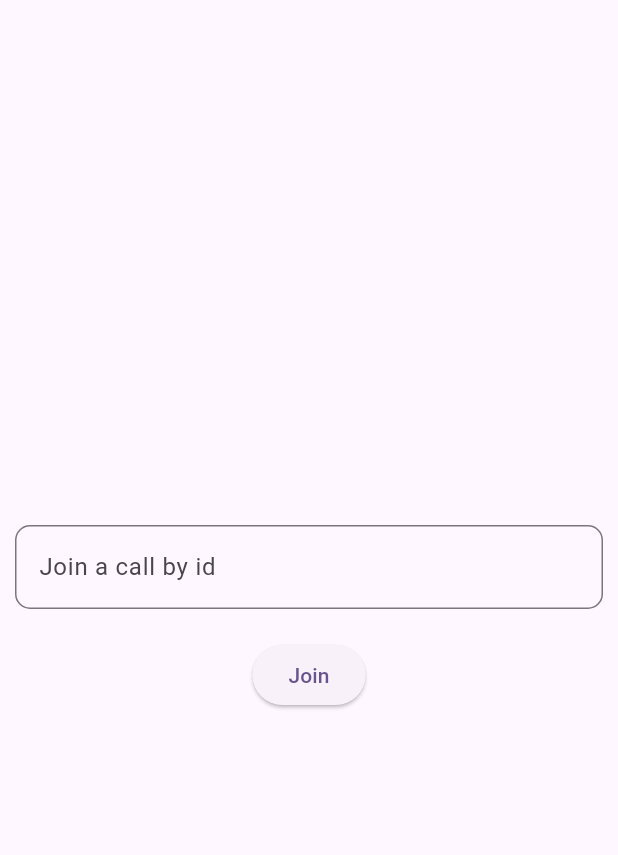
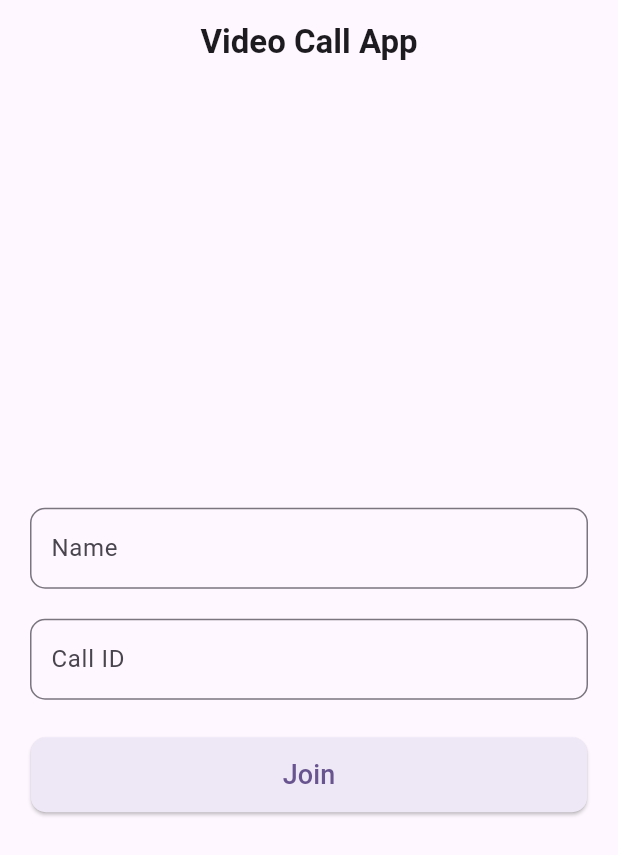
Before and after one commit to techaaro/signsync, a Flutter app: the screen it shows after launch, on a phone screen of 412 x 824 dp. Shown: the top 855 px of the screen. Run offline on Flutter 3.47's test engine with Material 3 defaults, Android fonts, the phone set to English and light mode, and no system bars; missing offline and left inert: zego_uikit_prebuilt_call.

Commit message:
dual screen

```diff
--- a/lib/call_page.dart
+++ b/lib/call_page.dart
@@ -5,8 +5,9 @@ import 'package:zego_uikit_prebuilt_call/zego_uikit_prebuilt_call.dart';
 final String userId = Random().nextInt(9999).toString();
 
 class CallPage extends StatelessWidget {
-  const CallPage({super.key, required this.callId});
+  const CallPage({super.key, required this.callId, required this.name});
   final String callId;
+  final String name;
 
   @override
   Widget build(BuildContext context) {
@@ -15,7 +16,7 @@ class CallPage extends StatelessWidget {
       appSign:
           "d09ed4b0e9eb42f60270f0ec8a754fe9762813d09117e8925d4cc0639bfad432",
       userID: userId,
-      userName: 'user_$userId',
+      userName: name,
       callID: callId,
       config: ZegoUIKitPrebuiltCallConfig.oneOnOneVideoCall(),
     );
--- a/lib/home_page.dart
+++ b/lib/home_page.dart
@@ -1,25 +1,37 @@
 import 'package:flutter/material.dart';
 import 'package:video_call_app/call_page.dart';
+import 'package:video_call_app/disbaled_call_page.dart';
 
 class HomePage extends StatelessWidget {
   HomePage({super.key});
 
   final callIdController = TextEditingController();
+  final nameController = TextEditingController();
 
   @override
   Widget build(BuildContext context) {
     return Scaffold(
+      appBar: AppBar(
+        title: const Text(
+          "Video Call App",
+          style: TextStyle(
+            fontWeight: FontWeight.w600,
+          ),
+        ),
+        centerTitle: true,
+      ),
       body: Center(
         child: Padding(
-          padding: const EdgeInsets.symmetric(horizontal: 10),
+          padding: const EdgeInsets.all(20),
           child: Column(
             mainAxisAlignment: MainAxisAlignment.center,
             crossAxisAlignment: CrossAxisAlignment.center,
             children: [
               TextFormField(
-                controller: callIdController,
+                controller: nameController,
+                keyboardType: TextInputType.name,
                 decoration: const InputDecoration(
-                  labelText: "Join a call by id",
+                  labelText: "Name",
                   border: OutlineInputBorder(
                     borderRadius: BorderRadius.all(
                       Radius.circular(
@@ -27,19 +39,53 @@ class HomePage extends StatelessWidget {
                       ),
                     ),
                   ),
+                  contentPadding:
+                      EdgeInsets.symmetric(vertical: 15, horizontal: 10),
                 ),
               ),
               const SizedBox(height: 20),
+              TextFormField(
+                controller: callIdController,
+                keyboardType: TextInputType.number,
+                decoration: const InputDecoration(
+                  labelText: "Call ID",
+                  border: OutlineInputBorder(
+                    borderRadius: BorderRadius.all(
+                      Radius.circular(
+                        10,
+                      ),
+                    ),
+                  ),
+                  contentPadding: EdgeInsets.symmetric(
+                    vertical: 15,
+                    horizontal: 10,
+                  ),
+                ),
+              ),
+              const SizedBox(height: 25),
               ElevatedButton(
                 onPressed: () {
-                  Navigator.push(
-                    context,
-                    MaterialPageRoute(builder: (context) {
-                      return CallPage(callId: callIdController.text.toString());
-                    }),
-                  );
+                  if (nameController.text.isNotEmpty &&
+                      callIdController.text.isNotEmpty) {
+                    _showDisabledDialog(context);
+                  } else {
+                    _showEmptyFieldDialog(context);
+                  }
                 },
-                child: const Text("Join"),
+                style: ElevatedButton.styleFrom(
+                  backgroundColor: Colors.deepPurple.shade50,
+                  minimumSize:
+                      Size(MediaQuery.of(context).size.width * 0.9, 50),
+                  shape: RoundedRectangleBorder(
+                    borderRadius: BorderRadius.circular(10),
+                  ),
+                ),
+                child: const Text(
+                  "Join",
+                  style: TextStyle(
+                    fontSize: 18,
+                  ),
+                ),
               )
             ],
           ),
@@ -47,4 +93,78 @@ class HomePage extends StatelessWidget {
       ),
     );
   }
+
+  // Function to show dialog
+  void _showDisabledDialog(BuildContext context) {
+    showDialog(
+      context: context,
+      builder: (BuildContext context) {
+        return AlertDialog(
+          title: const Text("Are you disabled?"),
+          content:
+              const Text("Please confirm if you are specially abled or not ?"),
+          actions: [
+            TextButton(
+              onPressed: () {
+                Navigator.of(context).pop();
+                _navigateToDisabledCallPage(context);
+              },
+              child: const Text("Yes"),
+            ),
+            TextButton(
+              onPressed: () {
+                Navigator.of(context).pop();
+                _navigateToCallPage(context);
+              },
+              child: const Text("No"),
+            ),
+          ],
+        );
+      },
+    );
+  }
+
+  // Function to show empty field dialog
+  void _showEmptyFieldDialog(BuildContext context) {
+    showDialog(
+      context: context,
+      builder: (BuildContext context) {
+        return AlertDialog(
+          title: const Text("Alert"),
+          content: const Text("Please fill all fields."),
+          actions: [
+            TextButton(
+              onPressed: () {
+                Navigator.of(context).pop();
+              },
+              child: const Text("OK"),
+            ),
+          ],
+        );
+      },
+    );
+  }
+
+  // Function to navigate to CallPage
+  void _navigateToCallPage(BuildContext context) {
+    Navigator.push(
+      context,
+      MaterialPageRoute(builder: (context) {
+        return CallPage(
+          callId: callIdController.text.toString(),
+          name: nameController.text.toString(),
+        );
+      }),
+    );
+  }
+
+  // Function to navigate to disbaled CallPage
+  void _navigateToDisabledCallPage(BuildContext context) {
+    Navigator.push(
+      context,
+      MaterialPageRoute(builder: (context) {
+        return const DisbaledCallPage();
+      }),
+    );
+  }
 }
```
